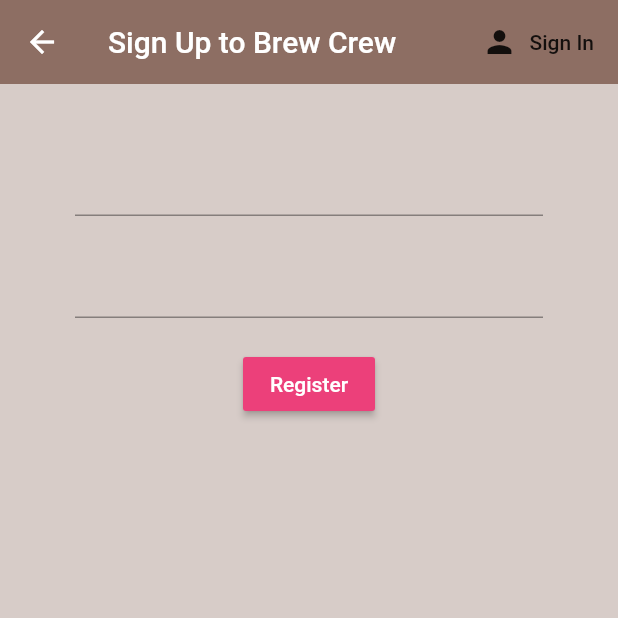
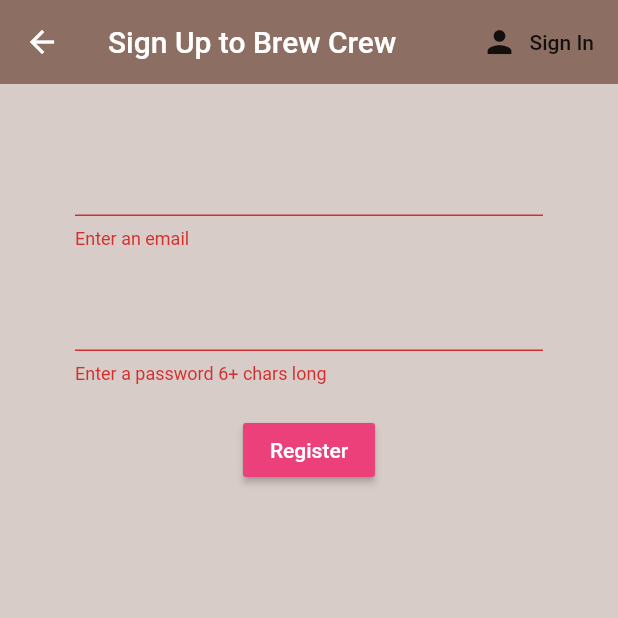
Before and after one commit to eshantbist/Brew-Crew, a Flutter app: the Register screen opened directly, after a tap on "Register", on a phone screen of 412 x 824 dp, the top half of it. Run offline on Flutter 3.47's test engine with Material 2 defaults, Android fonts, the phone set to English and light mode, and no system bars; our stand-ins replace firebase_auth; accounts and stored records are empty.

```diff
--- a/lib/screens/authenticate/register.dart
+++ b/lib/screens/authenticate/register.dart
@@ -18,6 +18,7 @@ class _RegisterState extends State<Register> {
 
   String email = '';
   String password  = '';
+  String error = '';
 
   @override
   Widget build(BuildContext context) {
@@ -45,6 +46,7 @@ class _RegisterState extends State<Register> {
             children: <Widget>[
               SizedBox(height: 20.0),
               TextFormField(
+                validator: (val) => val.isEmpty ? 'Enter an email' : null,
                 onChanged: (val) {
                   setState(() => email = val );
                   print(email);
@@ -52,6 +54,7 @@ class _RegisterState extends State<Register> {
               ),
               SizedBox(height: 20.0),
               TextFormField(
+                validator: (val) => val.length < 6 ? 'Enter a password 6+ chars long' : null,
                 obscureText: true,
                 onChanged: (val) {
                   setState(() => password= val );
@@ -63,8 +66,15 @@ class _RegisterState extends State<Register> {
               RaisedButton(
                 onPressed: () async{
                   if(_formKey.currentState.validate()){
-                    print(email);
-                    print(password);
+                    dynamic result = await _auth.registerWithEmailAndPassword(email, password);
+
+                    if(result == null){
+                      setState(() {
+                        error = 'please supply a valid email';
+                      });
+                    } else{
+
+                    }
                   }
                   else{
 
@@ -76,6 +86,11 @@ class _RegisterState extends State<Register> {
                   style: TextStyle(
                     color: Colors.white,
                   )),
+              ),
+              SizedBox(height:12.0),
+              Text(
+                error,
+                style: TextStyle(color: Colors.red, fontSize: 14.0),
               )
             ],
           ),
--- a/lib/screens/authenticate/sign_in.dart
+++ b/lib/screens/authenticate/sign_in.dart
@@ -13,7 +13,7 @@ class SignIn extends StatefulWidget {
 class _SignInState extends State<SignIn> {
 
   final AuthService _auth = AuthService();
-
+  final _formKey = GlobalKey<FormState>();
   // text field state
 
   String email = '';
--- a/lib/screens/wrapper.dart
+++ b/lib/screens/wrapper.dart
@@ -12,6 +12,10 @@ class Wrapper extends StatelessWidget {
     print(user);
 
     // return either home or authenticate widget
-    return Authenticate();
+    if(user == null){
+      return Authenticate();
+    } else{
+      return Home();
+    }
   }
 }
```
Also changed, not shown: lib/screens/home/home.dart (+20 -2 lines), lib/services/auth.dart (+24 -0 lines).
